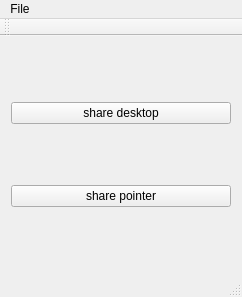
This is src/uiclient/externalguimain.ui in sungwonnam/SAGENext as Qt 5 draws it before an edit. The edited form follows.
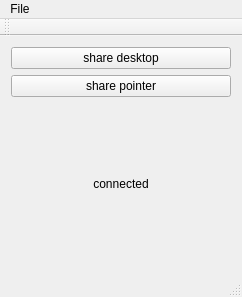
This is the edited form.

```diff
--- a/src/uiclient/externalguimain.ui
+++ b/src/uiclient/externalguimain.ui
@@ -16,7 +16,7 @@
   <widget class="QWidget" name="centralWidget">
    <layout class="QHBoxLayout" name="horizontalLayout">
     <item>
-     <layout class="QVBoxLayout" name="verticalLayout" stretch="0,0">
+     <layout class="QVBoxLayout" name="verticalLayout" stretch="0,0,0">
       <property name="sizeConstraint">
        <enum>QLayout::SetDefaultConstraint</enum>
       </property>
@@ -46,6 +46,19 @@
         </property>
        </widget>
       </item>
+      <item>
+       <widget class="QLabel" name="isConnectedLabel">
+        <property name="text">
+         <string>connected</string>
+        </property>
+        <property name="scaledContents">
+         <bool>true</bool>
+        </property>
+        <property name="alignment">
+         <set>Qt::AlignCenter</set>
+        </property>
+       </widget>
+      </item>
      </layout>
     </item>
    </layout>
```
